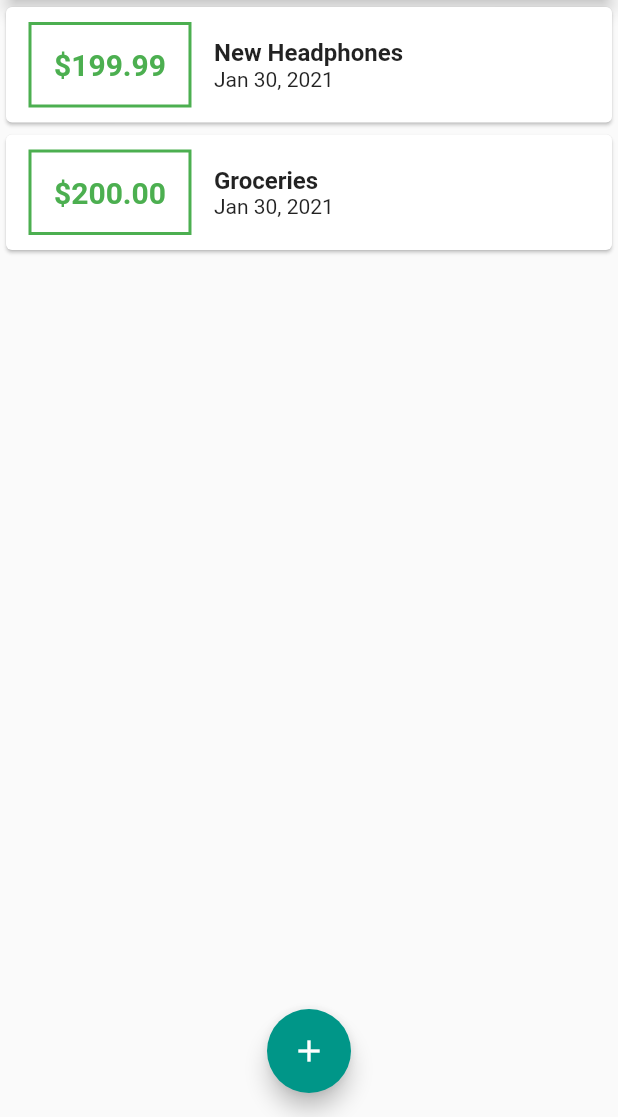
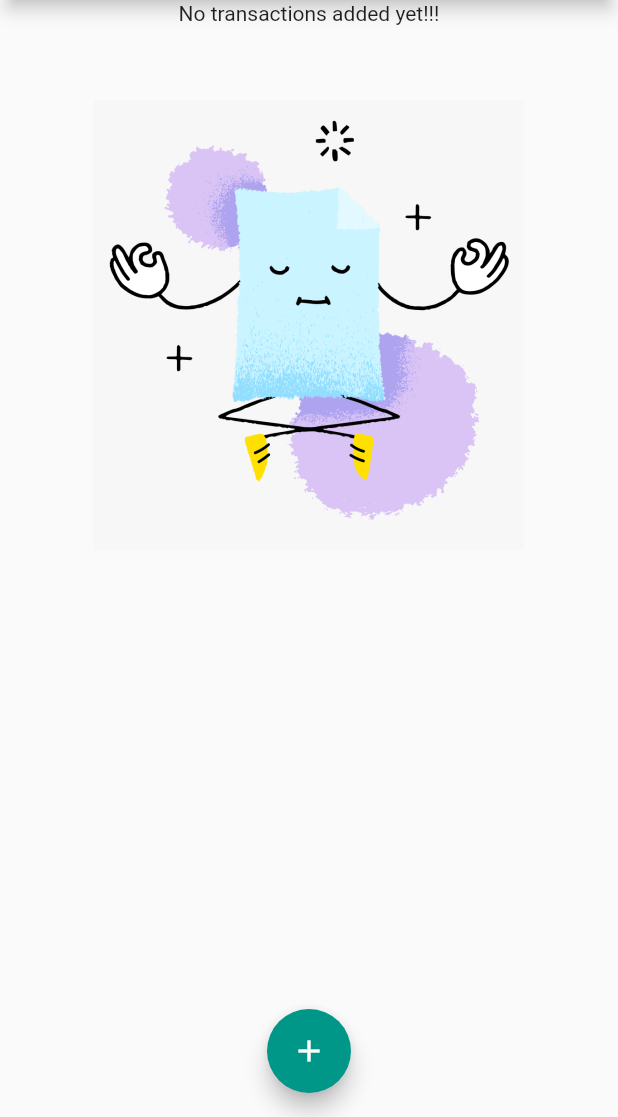
Before and after one commit to shahsamved/Personal-expenses-app, a Flutter app: the screen it shows after launch, on a phone screen of 412 x 824 dp, the part 119-1236 px from its top. Run offline on Flutter 3.47's test engine with Material 2 defaults, Android fonts, the phone set to English and light mode, and no system bars.

```diff
--- a/lib/main.dart
+++ b/lib/main.dart
@@ -40,18 +40,18 @@ class _MyHomePageState extends State<MyHomePage> {
   // final amountController = TextEditingController();
 
   final List<Transaction> _userTransactions = [
-    Transaction(
-      id: 't1',
-      title: 'New Headphones',
-      amount: 199.99,
-      date: DateTime.now(),
-    ),
-    Transaction(
-      id: 't2',
-      title: 'Groceries',
-      amount: 200,
-      date: DateTime.now(),
-    ),
+    // Transaction(
+    //   id: 't1',
+    //   title: 'New Headphones',
+    //   amount: 199.99,
+    //   date: DateTime.now(),
+    // ),
+    // Transaction(
+    //   id: 't2',
+    //   title: 'Groceries',
+    //   amount: 200,
+    //   date: DateTime.now(),
+    // ),
   ];
 
   void _addNewTransaction(String title, double amount) {
--- a/lib/widgets/transaction_list.dart
+++ b/lib/widgets/transaction_list.dart
@@ -10,7 +10,22 @@ class TransactionList extends StatelessWidget {
   Widget build(BuildContext context) {
     return Container(
       height: 370,
-      child: ListView.builder(
+      child: transactions.isEmpty
+          ? Column(
+              children: [
+                Text('No transactions added yet!!!'),
+                SizedBox(
+                  height: 50,
+                ),
+                Container(
+                    height: 300,
+                    child: Image.asset(
+                      'assets/images/mtl.png',
+                      fit: BoxFit.cover,
+                    )),
+              ],
+            )
+          : ListView.builder(
               itemBuilder: (ctx, index) {
                 return Card(
                   child: Row(
@@ -27,8 +42,8 @@ class TransactionList extends StatelessWidget {
                           width: 2,
                         )),
                         padding: EdgeInsets.all(15),
-                  child:
-                      Text('\$${transactions[index].amount.toStringAsFixed(2)}',
+                        child: Text(
+                            '\$${transactions[index].amount.toStringAsFixed(2)}',
                             style: TextStyle(
                               fontWeight: FontWeight.bold,
                               fontSize: 20,
@@ -40,10 +55,11 @@ class TransactionList extends StatelessWidget {
                         children: <Widget>[
                           Text(
                             transactions[index].title,
-                      style:
-                          TextStyle(fontSize: 16, fontWeight: FontWeight.bold),
+                            style: TextStyle(
+                                fontSize: 16, fontWeight: FontWeight.bold),
                           ),
-                    Text(DateFormat.yMMMd().format(transactions[index].date)),
+                          Text(DateFormat.yMMMd()
+                              .format(transactions[index].date)),
                         ],
                       )
                     ],
--- a/pubspec.yaml
+++ b/pubspec.yaml
@@ -47,8 +47,8 @@ flutter:
   uses-material-design: true
 
   # To add assets to your application, add an assets section, like this:
-  # assets:
-  #   - images/a_dot_burr.jpeg
+  assets:
+    - assets/images/mtl.png
   #   - images/a_dot_ham.jpeg
 
   # An image asset can refer to one or more resolution-specific "variants", see
```
Also changed, not shown: assets/images/mtl.png (added). Lines whose indentation alone changed are shown as unchanged.
